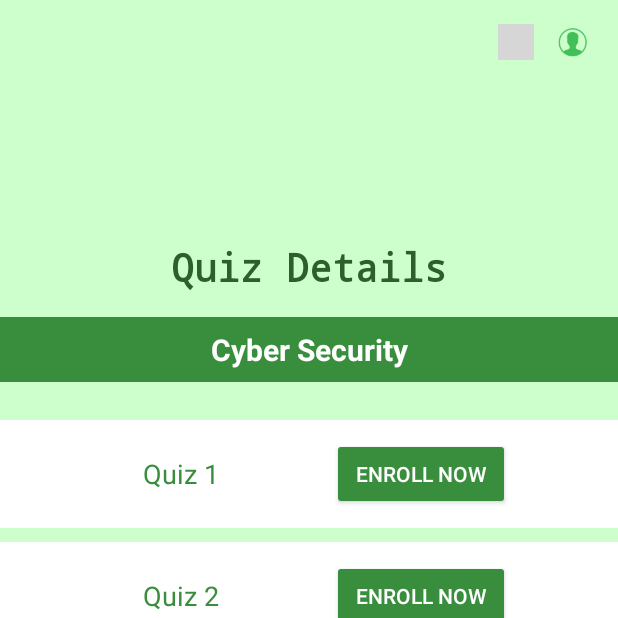
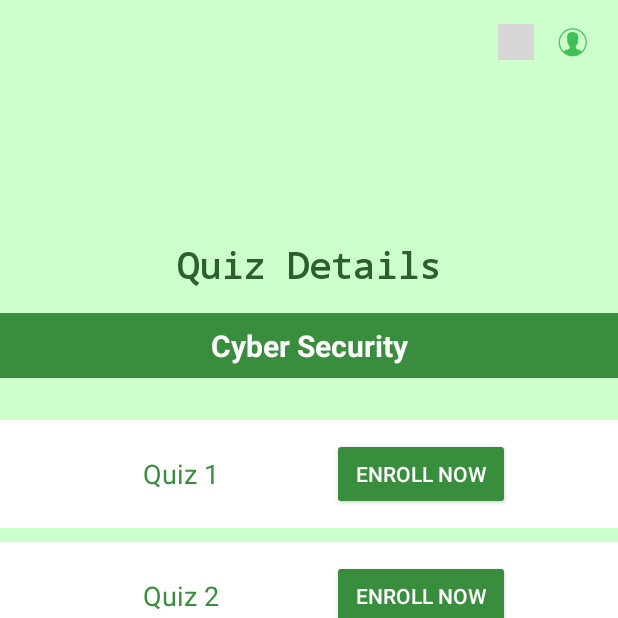
Before and after one commit to Dasunwee/Knowly, an Android app: the page11 screen opened directly, with no data from a screen before it, on a phone screen of 412 x 824 dp, the top half of it. Run offline under Robolectric (Android 15) with nearby library versions, the phone set to English and light mode, and no system bars; grey boxes are pictures that could not be loaded.

Commit message:
Added activity_page11.xml-Quiz Details Page

```diff
--- a/app/src/main/res/layout/activity_page11.xml
+++ b/app/src/main/res/layout/activity_page11.xml
@@ -32,7 +32,7 @@
         android:layout_marginTop="160dp"
         android:layout_centerHorizontal="true"
         android:text="Quiz Details"
-        android:textSize="26sp"
+        android:textSize="24sp"
         android:textColor="#2C5F2D"
         android:textStyle="bold"
         android:fontFamily="monospace" />
```
